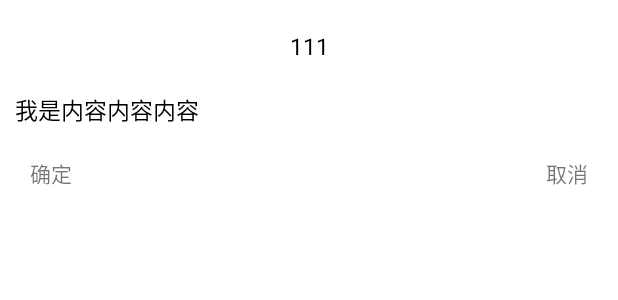
After one commit to androidlixiang/AndroidMvpDemo, an Android app: the layout dialog_custom.xml on its own in the app's theme, with its tools: preview values and no code run, on a phone screen of 412 x 824 dp. The commit adds this screen. Shown: the top 300 px of the screen. Run offline under Robolectric (Android 15) with nearby library versions, the phone set to English and light mode, and no system bars; network calls fail.

Commit message:
优化项目

```diff
--- a/common/src/main/java/com/xing/commonbase/base/BaseDialogFragment.java
+++ b/common/src/main/java/com/xing/commonbase/base/BaseDialogFragment.java
@@ -16,13 +16,14 @@ import com.xing.commonbase.R;
 import butterknife.ButterKnife;
 
 public abstract class BaseDialogFragment extends DialogFragment {
+    protected View view;
 
     @Override
     public View onCreateView(LayoutInflater inflater, ViewGroup container,
                              Bundle savedInstanceState) {
         getDialog().requestWindowFeature(Window.FEATURE_NO_TITLE);
         setStyle(R.style.MyDialogStyle, R.style.AppTheme);
-        View view = inflater.inflate(getLayoutResId(), null);
+        view = inflater.inflate(getLayoutResId(), null);
         ButterKnife.bind(this, view);
         initView();
         return view;
--- a/common/src/main/java/com/xing/commonbase/util/DensityUtil.java
+++ b/common/src/main/java/com/xing/commonbase/util/DensityUtil.java
@@ -41,7 +41,7 @@ public class DensityUtil {
     /**
      * px转sp
      */
-    public static float px2sp(Context context, float pxVal) {
+    public static float px2sp(float pxVal) {
         return (pxVal / BaseApplication.application.getResources().getDisplayMetrics().scaledDensity);
     }
 
--- /dev/null
+++ b/common/src/main/res/drawable/dialog_custom_dra.xml
@@ -0,0 +1,6 @@
+<?xml version="1.0" encoding="utf-8"?>
+<shape xmlns:android="http://schemas.android.com/apk/res/android"
+    android:shape="rectangle">
+    <solid android:color="#ffffffff" />
+    <corners android:radius="12dp" />
+</shape>
--- /dev/null
+++ b/common/src/main/res/layout/dialog_custom.xml
@@ -0,0 +1,49 @@
+<?xml version="1.0" encoding="utf-8"?>
+<RelativeLayout xmlns:android="http://schemas.android.com/apk/res/android"
+    android:layout_width="wrap_content"
+    android:layout_height="wrap_content"
+    android:background="@drawable/dialog_custom_dra"
+    android:padding="10dp">
+
+    <TextView
+        android:id="@+id/tv_title"
+        android:layout_width="match_parent"
+        android:layout_height="wrap_content"
+        android:gravity="center"
+        android:paddingTop="10dp"
+        android:paddingBottom="10dp"
+        android:text="111"
+        android:textColor="#000"
+        android:textSize="15sp" />
+
+    <TextView
+        android:id="@+id/tv_content"
+        android:layout_width="match_parent"
+        android:layout_height="wrap_content"
+        android:layout_below="@+id/tv_title"
+        android:paddingTop="10dp"
+        android:paddingBottom="10dp"
+        android:text="我是内容内容内容"
+        android:textColor="#000"
+        android:textSize="15sp" />
+
+    <TextView
+        android:id="@+id/tv_confirm"
+        android:layout_width="wrap_content"
+        android:layout_height="wrap_content"
+        android:layout_below="@+id/tv_content"
+        android:background="?android:selectableItemBackground"
+        android:padding="10dp"
+        android:text="确定" />
+
+    <TextView
+        android:id="@+id/tv_cancel"
+        android:layout_width="wrap_content"
+        android:layout_height="wrap_content"
+        android:layout_below="@+id/tv_content"
+        android:layout_alignParentRight="true"
+        android:background="?android:selectableItemBackground"
+        android:padding="10dp"
+        android:text="取消" />
+
+</RelativeLayout>
--- a/config.gradle
+++ b/config.gradle
@@ -25,7 +25,7 @@ ext {
             "gson"                   : "com.google.code.gson:gson:2.8.5",
             "butterknife"            : "com.jakewharton:butterknife:8.8.1",
             "butterknife-compiler"   : "com.jakewharton:butterknife-compiler:8.8.1",
-            "constraint-layout"      : "com.android.support.constraint:constraint-layout:1.1.3",
+            "constraint-layout"      : "com.android.support.constraint:constraint-layout:2.0.0-beta2",
             "retrofit"               : "com.squareup.retrofit2:retrofit:2.4.0",
             "rxandroid"              : "io.reactivex.rxjava2:rxandroid:2.1.0",
             "rxjava"                 : "io.reactivex.rxjava2:rxjava:2.2.2",
```
Also changed, not shown: common/src/main/java/com/xing/commonbase/base/CustomDialog.java (added, +170 -0 lines).
